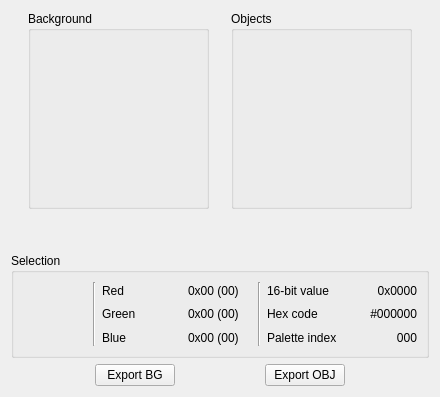
Above: Libretro/mgba/src/platform/qt/PaletteView.ui from kiddreads/Avalon-copy2 before the change. Below: the same form after it.
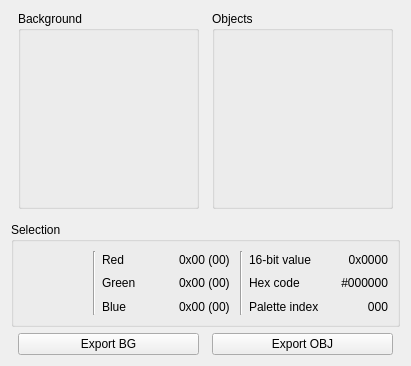
That is the form after the change. Custom widgets are drawn as their Qt base class.

Commit message: Qt: Fix palette view sizing

```diff
--- a/Libretro/mgba/src/platform/qt/PaletteView.ui
+++ b/Libretro/mgba/src/platform/qt/PaletteView.ui
@@ -14,6 +14,9 @@
    <string>Palette</string>
   </property>
   <layout class="QVBoxLayout" name="verticalLayout">
+   <property name="sizeConstraint">
+    <enum>QLayout::SetFixedSize</enum>
+   </property>
    <item>
     <layout class="QHBoxLayout" name="horizontalLayout">
      <item>
@@ -21,12 +24,6 @@
        <property name="orientation">
         <enum>Qt::Horizontal</enum>
        </property>
-       <property name="sizeHint" stdset="0">
-        <size>
-         <width>40</width>
-         <height>20</height>
-        </size>
-       </property>
       </spacer>
      </item>
      <item>
@@ -71,16 +68,16 @@
        <property name="orientation">
         <enum>Qt::Horizontal</enum>
        </property>
-       <property name="sizeHint" stdset="0">
-        <size>
-         <width>40</width>
-         <height>20</height>
-        </size>
-       </property>
       </spacer>
      </item>
      <item>
       <widget class="QGroupBox" name="groupBox_2">
+       <property name="sizePolicy">
+        <sizepolicy hsizetype="Fixed" vsizetype="Fixed">
+         <horstretch>0</horstretch>
+         <verstretch>0</verstretch>
+        </sizepolicy>
+       </property>
        <property name="title">
         <string>Objects</string>
        </property>
@@ -115,12 +112,6 @@
        <property name="orientation">
         <enum>Qt::Horizontal</enum>
        </property>
-       <property name="sizeHint" stdset="0">
-        <size>
-         <width>40</width>
-         <height>20</height>
-        </size>
-       </property>
       </spacer>
      </item>
     </layout>
@@ -130,12 +121,6 @@
      <property name="orientation">
       <enum>Qt::Vertical</enum>
      </property>
-     <property name="sizeHint" stdset="0">
-      <size>
-       <width>20</width>
-       <height>40</height>
-      </size>
-     </property>
     </spacer>
    </item>
    <item>
@@ -299,12 +284,6 @@
        <property name="orientation">
         <enum>Qt::Horizontal</enum>
        </property>
-       <property name="sizeHint" stdset="0">
-        <size>
-         <width>20</width>
-         <height>0</height>
-        </size>
-       </property>
       </spacer>
      </item>
      <item>
@@ -319,12 +298,6 @@
        <property name="orientation">
         <enum>Qt::Horizontal</enum>
        </property>
-       <property name="sizeHint" stdset="0">
-        <size>
-         <width>40</width>
-         <height>0</height>
-        </size>
-       </property>
       </spacer>
      </item>
      <item>
@@ -339,12 +312,6 @@
        <property name="orientation">
         <enum>Qt::Horizontal</enum>
        </property>
-       <property name="sizeHint" stdset="0">
-        <size>
-         <width>20</width>
-         <height>0</height>
-        </size>
-       </property>
       </spacer>
      </item>
     </layout>
```
